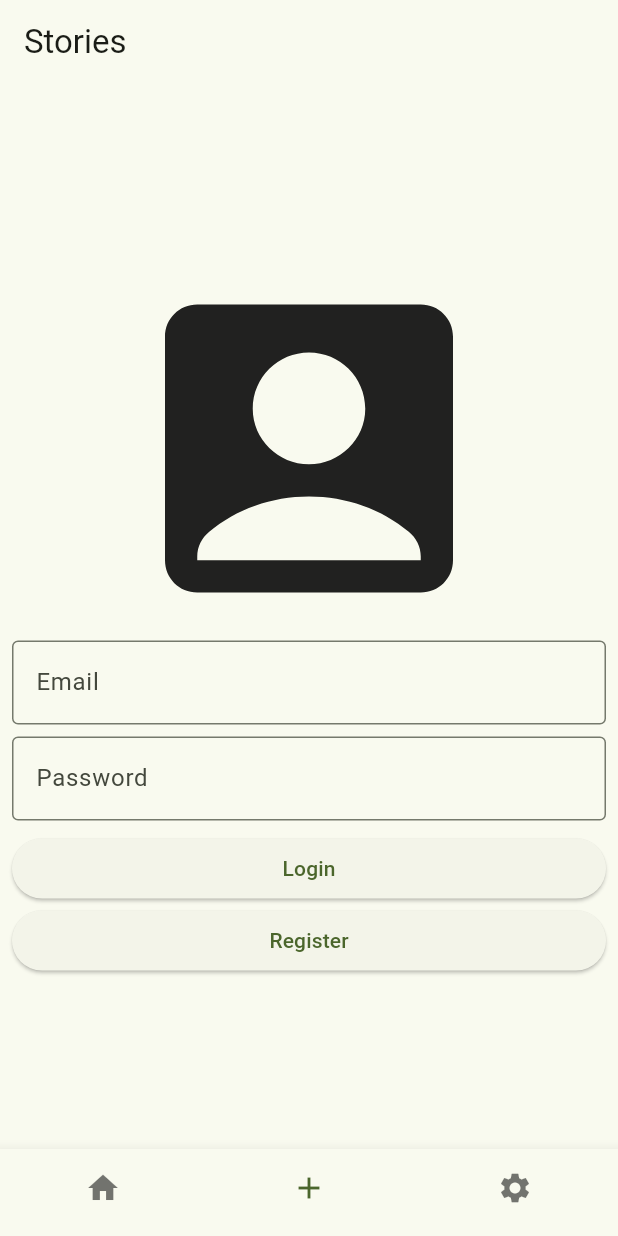
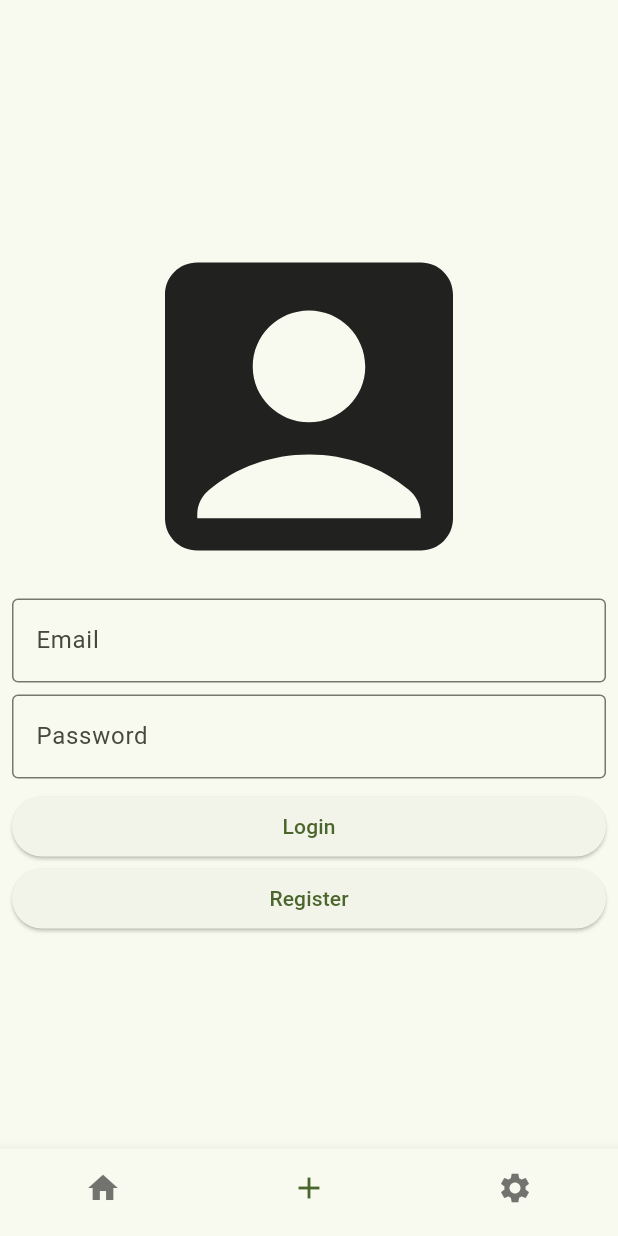
Before and after one commit to ZenMachi/Flutter-Intermediate-Arc, a Flutter app: the screen it shows after launch, item 2 of the bottom bar chosen, on a phone screen of 412 x 824 dp. Run offline on Flutter 3.47's test engine with Material 3 defaults, Android fonts, the phone set to English and light mode, and no system bars; our stand-ins replace audioplayers, camera, email_validator, go_router, image_picker, sizer and 1 more; generated files the repository leaves out were written again; network calls fail.

Commit message:
fix: removed appbar

```diff
--- a/Submission/story_app/lib/home_page.dart
+++ b/Submission/story_app/lib/home_page.dart
@@ -20,9 +20,6 @@ class _HomePageState extends State<HomePage> {
   @override
   Widget build(BuildContext context) {
     return Scaffold(
-      appBar: AppBar(
-        title: Text('Stories'),
-      ),
       bottomNavigationBar: BottomNavigationBar(
         currentIndex: _bottomNavIndex,
         items: _bottomNavBarItems,
@@ -57,5 +54,4 @@ class _HomePageState extends State<HomePage> {
         return context.go(Routes.root);
     }
   }
-
 }
```
